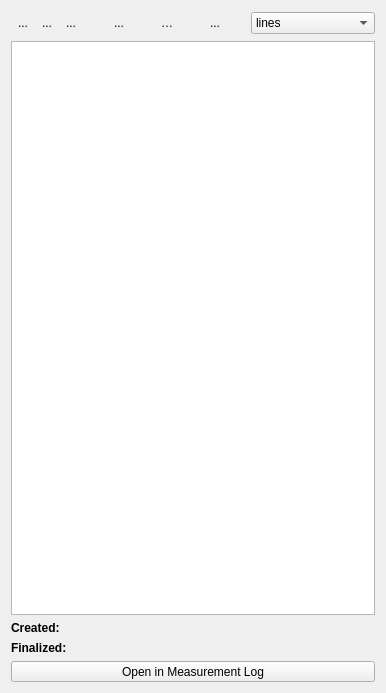
Before: the Qt Designer form ui/Traceui.ui in pyIonControl/IonControl, drawn with Qt 5.
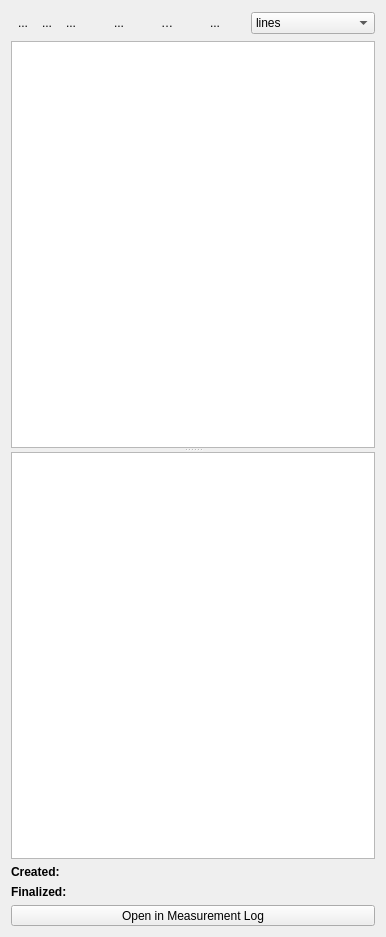
After: the same form once the commit is applied. Icons and pictures are not drawn. Custom widgets are drawn as their Qt base class.

Commit message: beginnings of plot parameters for qubit data

What changed in the file:
```diff
--- a/ui/Traceui.ui
+++ b/ui/Traceui.ui
@@ -7,7 +7,7 @@
     <x>0</x>
     <y>0</y>
     <width>364</width>
-    <height>693</height>
+    <height>937</height>
    </rect>
   </property>
   <property name="windowTitle">
@@ -350,7 +350,13 @@
     </layout>
    </item>
    <item>
-    <widget class="CategoryTreeView" name="traceView"/>
+    <widget class="QSplitter" name="splitter">
+     <property name="orientation">
+      <enum>Qt::Vertical</enum>
+     </property>
+     <widget class="CategoryTreeView" name="traceView"/>
+     <widget class="ParameterTable" name="plotParamTable"/>
+    </widget>
    </item>
    <item>
     <layout class="QHBoxLayout" name="horizontalLayout_2">
@@ -448,6 +454,11 @@
    <extends>QTreeView</extends>
    <header>uiModules.CategoryTree</header>
   </customwidget>
+  <customwidget>
+   <class>ParameterTable</class>
+   <extends>QTableView</extends>
+   <header>uiModules.ParameterTable</header>
+  </customwidget>
  </customwidgets>
  <resources>
   <include location="Experiment.qrc"/>
```
The commit also changes 5 other files.
